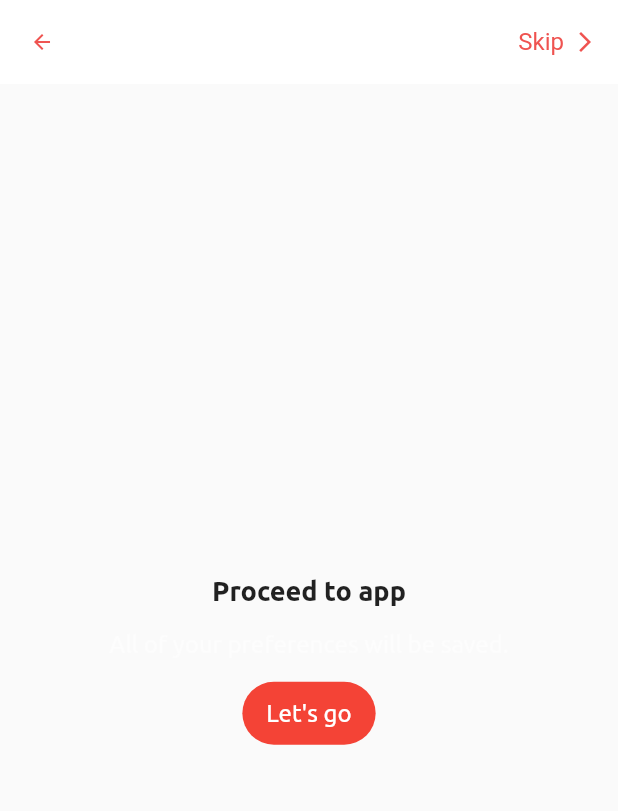
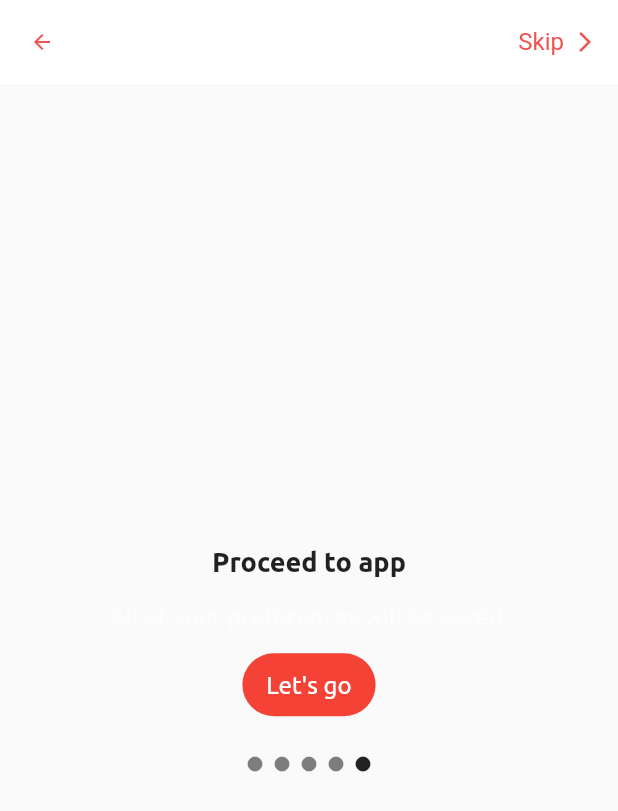
Before and after one commit to william-herring/wave, a Flutter app: the SetupView screen opened by its route, swiped to page 5, on a phone screen of 412 x 824 dp. Shown: the top 811 px of the screen. Run offline on Flutter 3.47's test engine with Material 2 defaults, Android fonts, the phone set to English and light mode, and no system bars; our stand-ins replace flutter_secure_storage; accounts and stored records are empty; project files that could hold a hidden picture were left out.

```diff
--- a/client/lib/screens/setup_view.dart
+++ b/client/lib/screens/setup_view.dart
@@ -179,6 +179,8 @@ class _SetupViewState extends State<SetupView> {
                         ),
                       ),
                     ),
+                    const SizedBox(height: 26.0),
+                    buildBottomPageIndicator(4, 4)
                   ],
                 )
               ],
```
Also changed, not shown: client/lib/navigation/drawer.dart (+4 -3 lines), 1 other file.
